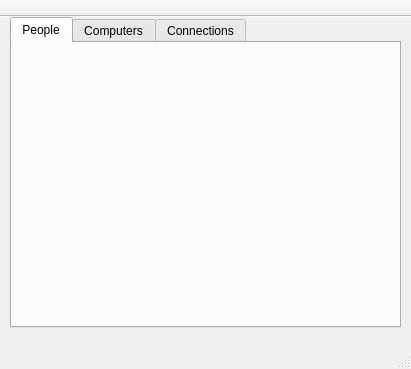
Qt form mainwindow.ui (Ragnarstefanss/VLN1-Skil3) before a commit.
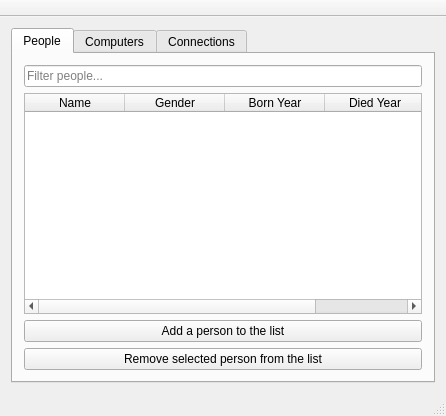
The same form after that commit. The open tabs and pages were chosen to show the change.

The edit to the form file:
```diff
--- a/mainwindow.ui
+++ b/mainwindow.ui
@@ -6,30 +6,83 @@
    <rect>
     <x>0</x>
     <y>0</y>
-    <width>411</width>
-    <height>369</height>
+    <width>446</width>
+    <height>416</height>
    </rect>
   </property>
   <property name="windowTitle">
    <string>MainWindow</string>
   </property>
   <widget class="QWidget" name="centralWidget">
+   <layout class="QHBoxLayout" name="horizontalLayout">
+    <item>
    <widget class="QTabWidget" name="tabWidget">
-    <property name="geometry">
-     <rect>
-      <x>10</x>
-      <y>0</y>
-      <width>391</width>
-      <height>311</height>
-     </rect>
+      <property name="layoutDirection">
+       <enum>Qt::LeftToRight</enum>
+      </property>
+      <property name="autoFillBackground">
+       <bool>false</bool>
     </property>
     <property name="currentIndex">
-     <number>2</number>
+       <number>0</number>
+      </property>
+      <property name="documentMode">
+       <bool>false</bool>
     </property>
     <widget class="QWidget" name="People">
      <attribute name="title">
       <string>People</string>
      </attribute>
+       <layout class="QVBoxLayout" name="verticalLayout">
+        <item>
+         <widget class="QLineEdit" name="filter_people">
+          <property name="placeholderText">
+           <string>Filter people...</string>
+          </property>
+         </widget>
+        </item>
+        <item>
+         <widget class="QTableWidget" name="table_people">
+          <property name="sortingEnabled">
+           <bool>true</bool>
+          </property>
+          <column>
+           <property name="text">
+            <string>Name</string>
+           </property>
+          </column>
+          <column>
+           <property name="text">
+            <string>Gender</string>
+           </property>
+          </column>
+          <column>
+           <property name="text">
+            <string>Born Year</string>
+           </property>
+          </column>
+          <column>
+           <property name="text">
+            <string>Died Year</string>
+           </property>
+          </column>
+         </widget>
+        </item>
+        <item>
+         <widget class="QPushButton" name="button_add_people">
+          <property name="text">
+           <string>Add a person to the list</string>
+          </property>
+         </widget>
+        </item>
+        <item>
+         <widget class="QPushButton" name="button_remove_people">
+          <property name="text">
+           <string>Remove selected person from the list</string>
+          </property>
+         </widget>
+        </item>
+       </layout>
     </widget>
     <widget class="QWidget" name="Computers">
      <attribute name="title">
@@ -42,6 +95,8 @@
      </attribute>
     </widget>
    </widget>
+    </item>
+   </layout>
   </widget>
   <widget class="QMenuBar" name="menuBar">
    <property name="enabled">
```
Left out of the diff: 2 changed lines with no effect on the pictures. Lines whose indentation alone changed are shown as unchanged.
